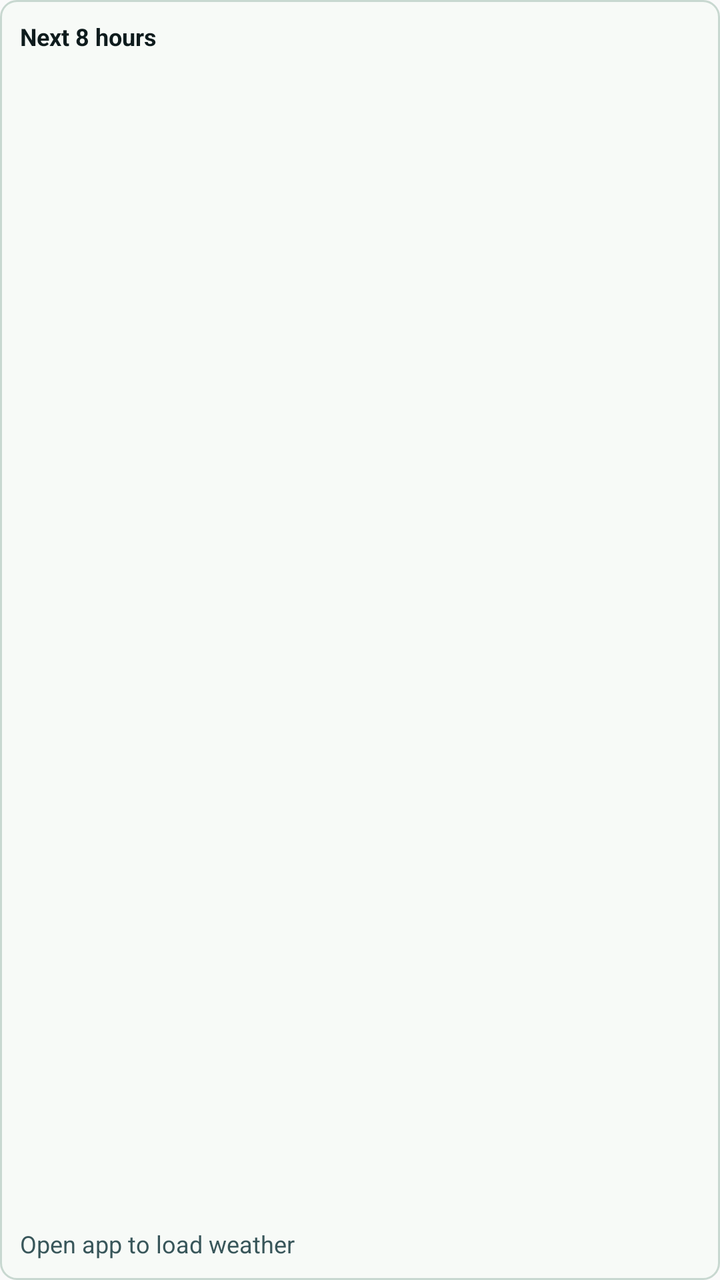
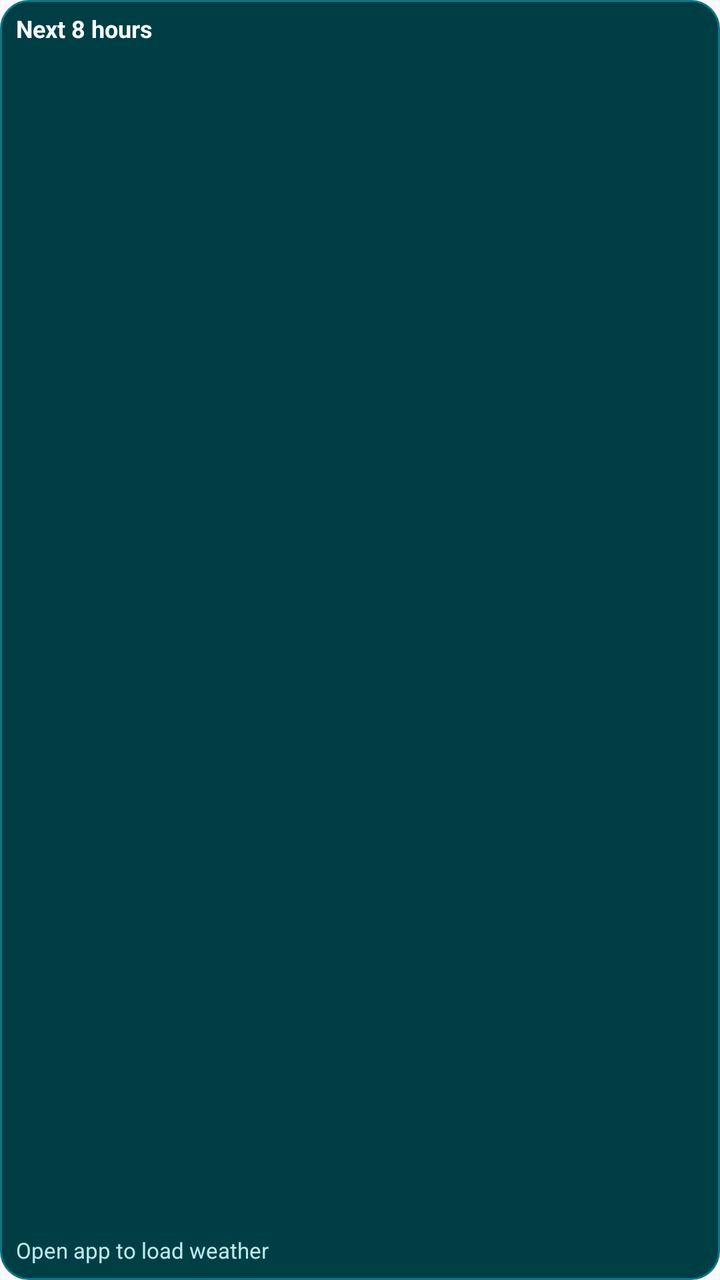

Before-and-after screenshots of an Android layout around one commit, followed by the original layout XML and the change that was made.
<!-- AndroidManifest.xml: application theme Theme.GabeCast -->
<!-- res/layout/widget_hourly_weather.xml -->
<?xml version="1.0" encoding="utf-8"?>
<LinearLayout xmlns:android="http://schemas.android.com/apk/res/android"
    android:id="@+id/widget_root"
    android:layout_width="match_parent"
    android:layout_height="match_parent"
    android:background="@drawable/widget_background"
    android:orientation="vertical"
    android:padding="10dp">

    <TextView
        android:id="@+id/widget_location"
        android:layout_width="match_parent"
        android:layout_height="wrap_content"
        android:ellipsize="end"
        android:maxLines="1"
        android:text="Next 8 hours"
        android:textColor="#0E1B1D"
        android:textSize="12sp"
        android:textStyle="bold" />

    <ListView
        android:id="@+id/widget_hourly_list"
        android:layout_width="match_parent"
        android:layout_height="0dp"
        android:layout_weight="1"
        android:divider="@android:color/transparent"
        android:dividerHeight="2dp"
        android:scrollbars="none" />

    <TextView
        android:id="@+id/widget_empty"
        android:layout_width="match_parent"
        android:layout_height="wrap_content"
        android:text="Open app to load weather"
        android:textColor="#38565A"
        android:textSize="12sp" />
</LinearLayout>
<!-- resources referenced by this layout -->
<resources>
  <!-- drawable widget_background (drawable) -->
  <?xml version="1.0" encoding="utf-8"?>
  <shape xmlns:android="http://schemas.android.com/apk/res/android">
      <solid android:color="#F7FAF7" />
      <corners android:radius="8dp" />
      <stroke
          android:width="1dp"
          android:color="#C8D8D0" />
  </shape>
  <style name="Theme.GabeCast" parent="android:style/Theme.Material.Light.NoActionBar">
          <item name="android:windowActionBar">false</item>
          <item name="android:windowNoTitle">true</item>
          <item name="android:windowLightStatusBar">true</item>
          <item name="android:statusBarColor">@android:color/transparent</item>
          <item name="android:navigationBarColor">@android:color/transparent</item>
      </style>
</resources>

<!-- the commit's change to res/layout/widget_hourly_weather.xml (unified diff, before → after) -->
@@ -5,16 +5,17 @@
     android:layout_height="match_parent"
     android:background="@drawable/widget_background"
     android:orientation="vertical"
-    android:padding="10dp">
+    android:padding="8dp">
 
     <TextView
         android:id="@+id/widget_location"
         android:layout_width="match_parent"
         android:layout_height="wrap_content"
         android:ellipsize="end"
+        android:includeFontPadding="false"
         android:maxLines="1"
         android:text="Next 8 hours"
-        android:textColor="#0E1B1D"
+        android:textColor="#F8FFFF"
         android:textSize="12sp"
         android:textStyle="bold" />
 
@@ -22,16 +23,18 @@
         android:id="@+id/widget_hourly_list"
         android:layout_width="match_parent"
         android:layout_height="0dp"
+        android:layout_marginTop="4dp"
         android:layout_weight="1"
-        android:divider="@android:color/transparent"
-        android:dividerHeight="2dp"
+        android:divider="#226D7A"
+        android:dividerHeight="1dp"
         android:scrollbars="none" />
 
     <TextView
         android:id="@+id/widget_empty"
         android:layout_width="match_parent"
         android:layout_height="wrap_content"
+        android:includeFontPadding="false"
         android:text="Open app to load weather"
-        android:textColor="#38565A"
-        android:textSize="12sp" />
+        android:textColor="#BCE9EC"
+        android:textSize="11sp" />
 </LinearLayout>
<!-- resource entries referenced after the edit -->
@@ -3,11 +3,11 @@
   <!-- drawable widget_background (drawable) -->
   <?xml version="1.0" encoding="utf-8"?>
   <shape xmlns:android="http://schemas.android.com/apk/res/android">
-      <solid android:color="#F7FAF7" />
-      <corners android:radius="8dp" />
+      <solid android:color="#003E46" />
+      <corners android:radius="14dp" />
       <stroke
           android:width="1dp"
-          android:color="#C8D8D0" />
+          android:color="#0B7782" />
   </shape>
   <style name="Theme.GabeCast" parent="android:style/Theme.Material.Light.NoActionBar">
           <item name="android:windowActionBar">false</item>
